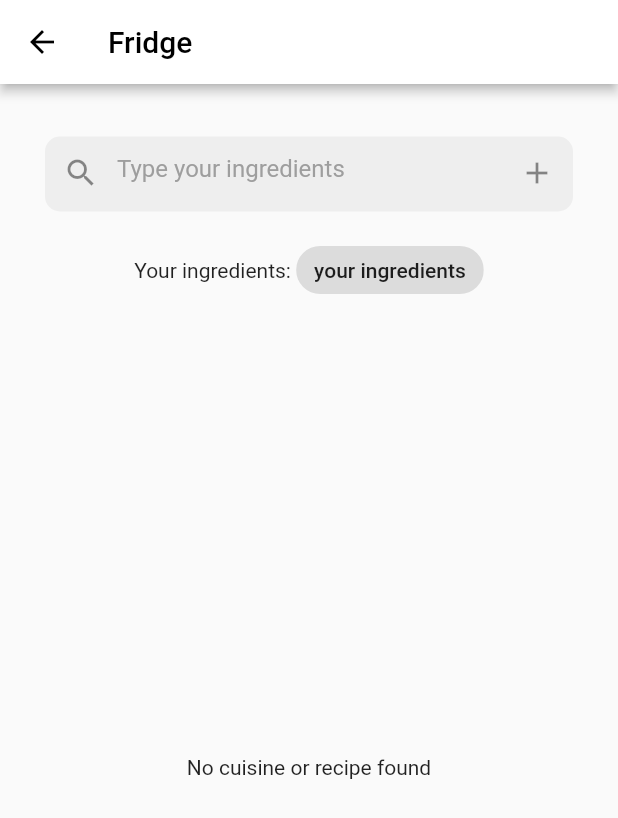
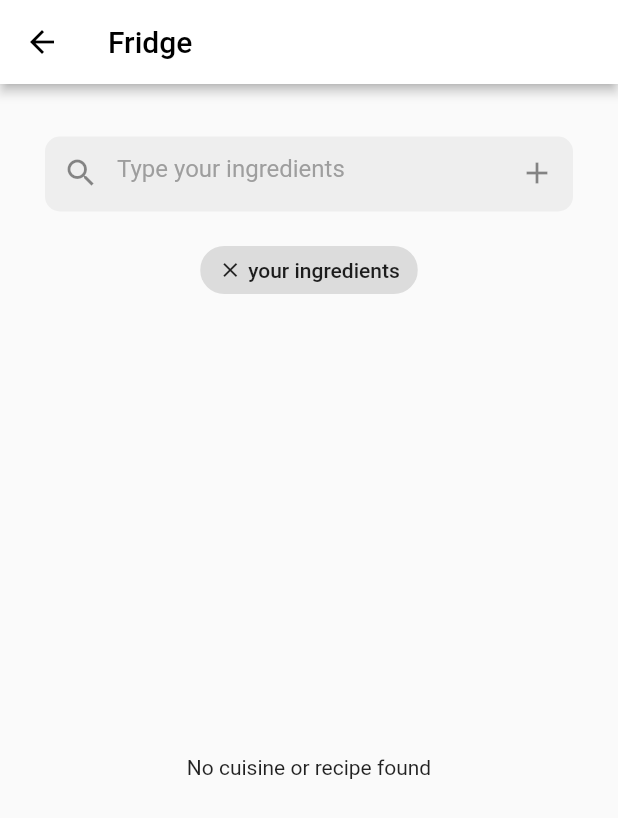
Before and after one commit to kaonapp/kaon, a Flutter app: the FilterPage screen opened directly, on a phone screen of 412 x 824 dp. Shown: the top 818 px of the screen. Run offline on Flutter 3.47's test engine with Material 2 defaults, Android fonts, the phone set to English and light mode, and no system bars; our stand-ins replace cloud_firestore, firebase_core, flutter_native_splash, get, youtube_player_flutter; accounts and stored records are empty.

Commit message:
Added X mark to chips. Removed your ingr. Text.

```diff
--- a/lib/filteringpage.dart
+++ b/lib/filteringpage.dart
@@ -247,7 +247,7 @@ class _FilterPageState extends State<FilterPage> {
               child: Row(
                 mainAxisAlignment: MainAxisAlignment.start,
                 children: [
-                  const Text('Your ingredients: '),
+                  //const Text('Your ingredients: '),
                   Wrap(
                     runAlignment: WrapAlignment.spaceEvenly,
                     clipBehavior: Clip.antiAlias,
@@ -256,7 +256,13 @@ class _FilterPageState extends State<FilterPage> {
                       ingredientsList.length,
                       (index) {
                         return FilterChip(
-                          label: Text(ingredientsList[index]),
+                          label: Row(
+                            children: [
+                              const Icon(Icons.clear, size: 16),
+                              const SizedBox(width: 4),
+                              Text(ingredientsList[index]),
+                            ],
+                          ),
                           onSelected: (isSelected) {
                             setState(() {
                               ingredientsList.removeAt(index);
```
